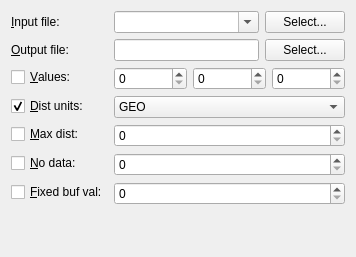
This is qgis/python/plugins/GdalTools/tools/widgetProximity.ui in sourcepole/qgis as Qt 5 draws it before an edit. The edited form follows.
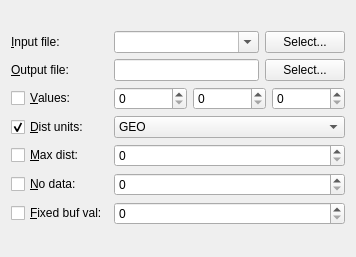
This is the edited form.

Commit message: replaced all QFormLayouts with QGridLayouts

The edit to the form file:
```diff
--- a/qgis/python/plugins/GdalTools/tools/widgetProximity.ui
+++ b/qgis/python/plugins/GdalTools/tools/widgetProximity.ui
@@ -11,7 +11,7 @@
    </rect>
   </property>
   <property name="sizePolicy">
-   <sizepolicy hsizetype="Expanding" vsizetype="Expanding">
+   <sizepolicy hsizetype="Expanding" vsizetype="Preferred">
     <horstretch>0</horstretch>
     <verstretch>0</verstretch>
    </sizepolicy>
@@ -21,7 +21,7 @@
   </property>
   <layout class="QVBoxLayout" name="verticalLayout">
    <item>
-    <layout class="QFormLayout" name="formLayout">
+    <layout class="QGridLayout" name="gridLayout">
      <item row="0" column="0">
       <widget class="QLabel" name="label">
        <property name="text">
```
The commit also changes 16 other files.
